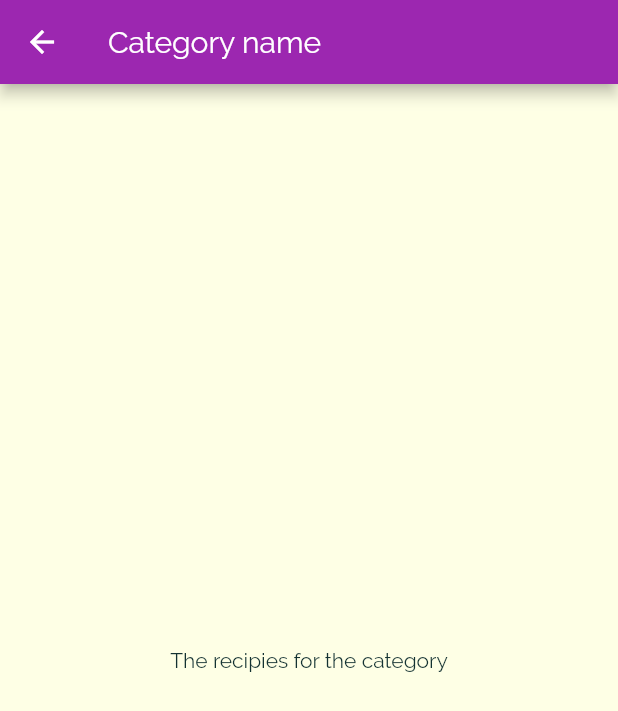
After one commit to HarvsG/meals_app, a Flutter app: the screen it shows after launch, after a tap on "Italian", on a phone screen of 412 x 824 dp. The commit adds this screen. Shown: the top 711 px of the screen. Run offline on Flutter 3.47's test engine with Material 2 defaults, Android fonts, the phone set to English and light mode, and no system bars.

Commit message:
implements navigation to page

```diff
--- a/lib/category_item.dart
+++ b/lib/category_item.dart
@@ -1,5 +1,6 @@
 import 'package:flutter/material.dart';
-
+import './category_meals_screen.dart';
+//import 'package:meals_app/models/category.dart';
 
 class CategoryItem extends StatelessWidget {
   final String title;
@@ -7,18 +8,34 @@ class CategoryItem extends StatelessWidget {
 
   const CategoryItem({this.title, this.color});
 
+  void _selectCategory(BuildContext ctx) {
+    Navigator.of(ctx).push(MaterialPageRoute(
+        builder: (_) {
+          return CategoryMealsScreen();
+        },
+        fullscreenDialog: false));
+  }
+
   @override
   Widget build(BuildContext context) {
-    return Container(
+    return InkWell(
+      onTap: () => _selectCategory(context),
+      splashColor: Theme.of(context).primaryColor,
+      borderRadius: BorderRadius.circular(15),
+      child: Container(
         padding: const EdgeInsets.all(15),
-      child: Text(title, style: Theme.of(context).textTheme.title,),
+        child: Text(
+          title,
+          style: Theme.of(context).textTheme.title,
+        ),
         decoration: BoxDecoration(
           gradient: LinearGradient(
             colors: [color.withOpacity(0.7), color],
             begin: Alignment.topLeft,
-          end:  Alignment.bottomRight,
+            end: Alignment.bottomRight,
           ),
           borderRadius: BorderRadius.circular(15),
+        ),
       ),
     );
   }
--- /dev/null
+++ b/lib/category_meals_screen.dart
@@ -0,0 +1,12 @@
+import 'package:flutter/material.dart';
+
+class CategoryMealsScreen extends StatelessWidget {
+  @override
+  Widget build(BuildContext context) {
+    return Scaffold(
+        appBar: AppBar(title: Text('Category name')),
+        body: Center(
+          child: Text('The recipies for the category'),
+        ));
+  }
+}
```
Lines whose indentation alone changed are shown as unchanged.
